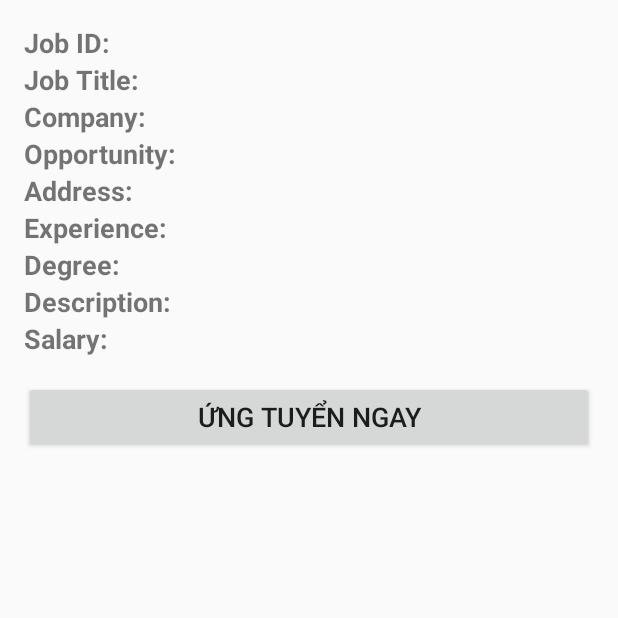
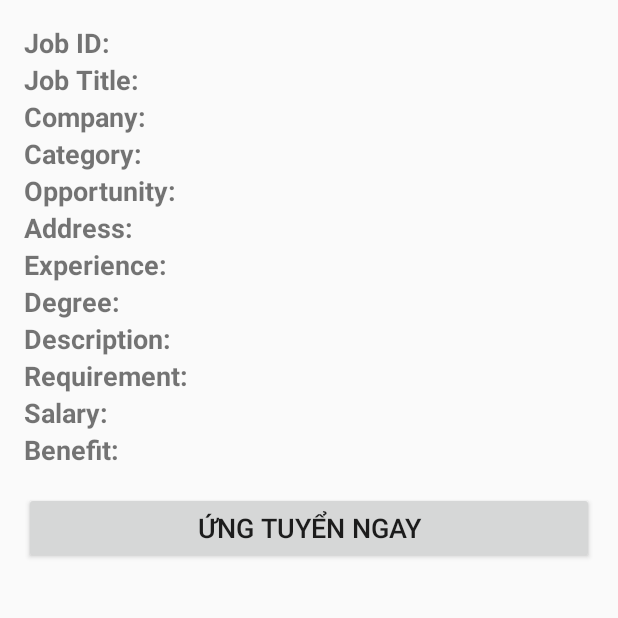
Before and after one commit to TMThaor/finalExam, an Android app: the JobDetail screen opened directly, with no data from a screen before it, on a phone screen of 412 x 824 dp, the top half of it. Run offline under Robolectric (Android 15) with nearby library versions, the phone set to English and light mode, and no system bars; our stand-ins replace Firebase (no records; nobody signed in at launch, a user with empty details on screens opened directly).

Commit message:
Thay đổi nhỏ

```diff
--- a/app/src/main/java/com/example/finalexam/appliedJob/AppliedJob.java
+++ b/app/src/main/java/com/example/finalexam/appliedJob/AppliedJob.java
@@ -36,10 +36,10 @@ public class AppliedJob extends AppCompatActivity implements AppliedJobAdapter.O
         setContentView(R.layout.activity_applied_job);
         recyclerView = findViewById(R.id.recycler_view);
         recyclerView.setLayoutManager(new LinearLayoutManager(this));
-        String userId = getIntent().getStringExtra("user_id");
-        if (userId != null) {
+        userID = MainPage.getId();
+        if (userID != null) {
             Bundle extras = getIntent().getExtras();
-            DatabaseReference appliedJobRef = FirebaseDatabase.getInstance().getReference("ApplyJob").child(userId);
+            DatabaseReference appliedJobRef = FirebaseDatabase.getInstance().getReference("ApplyJob").child(userID);
 
             appliedJobs = new ArrayList<>(); // Khởi tạo danh sách công việc đã ứng tuyển
             appliedJobAdapter = new AppliedJobAdapter(appliedJobs, AppliedJob.this); // Khởi tạo adapter
--- a/app/src/main/java/com/example/finalexam/job/JobDetail.java
+++ b/app/src/main/java/com/example/finalexam/job/JobDetail.java
@@ -24,7 +24,7 @@ import com.google.firebase.database.ValueEventListener;
 public class JobDetail extends AppCompatActivity {
 
     private TextView jobIdTextView, jobTitleTextView, jobCompanyTextView, jobOppTextView, jobAddressTextView,
-            jobExpTextView, jobDegreeTextView, jobDesTextView, jobSalaryTextView;
+            jobExpTextView, jobDegreeTextView, jobDesTextView, jobSalaryTextView, jobCagetory, jobRequirement, jobBenefit;
     private Button applyButton;
     @Override
     protected void onCreate(Bundle savedInstanceState) {
@@ -40,6 +40,9 @@ public class JobDetail extends AppCompatActivity {
         jobDegreeTextView = findViewById(R.id.job_degree_text_view);
         jobDesTextView = findViewById(R.id.job_des_text_view);
         jobSalaryTextView = findViewById(R.id.job_salary_text_view);
+        jobCagetory = findViewById(R.id.job_category_text_view);
+        jobRequirement = findViewById(R.id.job_requirement_text_view);
+        jobBenefit = findViewById(R.id.job_benefit_text_view);
         applyButton = findViewById(R.id.apply_button);
         //Demo
         Bundle extras = getIntent().getExtras();
@@ -55,6 +58,9 @@ public class JobDetail extends AppCompatActivity {
             jobDegreeTextView.setText("Role: " + job.getRole());
             jobDesTextView.setText("Description: " + job.getDescription());
             jobSalaryTextView.setText("Salary: " + String.valueOf(job.getSalary()));
+            jobCagetory.setText("Cagetory: " + job.getCategory());
+            jobRequirement.setText("Requirement: " + job.getRequirement());
+            jobBenefit.setText("Benefit: " + job.getBenefit());
         }
         applyButton.setOnClickListener(new View.OnClickListener() {
             @Override
--- a/app/src/main/java/com/example/finalexam/mainPage/fragments/AccountFragment.java
+++ b/app/src/main/java/com/example/finalexam/mainPage/fragments/AccountFragment.java
@@ -37,8 +37,6 @@ public class AccountFragment extends Fragment {
             @Override
             public void onClick(View v) {
                 Intent intent = new Intent(requireContext() , AppliedJob.class);
-                userId =((MainPage)requireActivity()).getId();
-                intent.putExtra("user_id", userId);
                 startActivity(intent);
             }
         });
--- a/app/src/main/res/layout/activity_job_detail.xml
+++ b/app/src/main/res/layout/activity_job_detail.xml
@@ -26,6 +26,14 @@
         android:layout_width="wrap_content"
         android:layout_height="wrap_content"
         android:text="Company: "
+        android:textSize="18sp"
+        android:textStyle="bold" />
+
+    <TextView
+        android:id="@+id/job_category_text_view"
+        android:layout_width="wrap_content"
+        android:layout_height="wrap_content"
+        android:text="Category: "
         android:textSize="18sp"
         android:textStyle="bold" />
 
@@ -70,10 +78,26 @@
         android:textStyle="bold" />
 
     <TextView
+        android:id="@+id/job_requirement_text_view"
+        android:layout_width="wrap_content"
+        android:layout_height="wrap_content"
+        android:text="Requirement: "
+        android:textSize="18sp"
+        android:textStyle="bold" />
+
+    <TextView
         android:id="@+id/job_salary_text_view"
         android:layout_width="wrap_content"
         android:layout_height="wrap_content"
         android:text="Salary: "
+        android:textSize="18sp"
+        android:textStyle="bold" />
+
+    <TextView
+        android:id="@+id/job_benefit_text_view"
+        android:layout_width="wrap_content"
+        android:layout_height="wrap_content"
+        android:text="Benefit: "
         android:textSize="18sp"
         android:textStyle="bold" />
 
```
